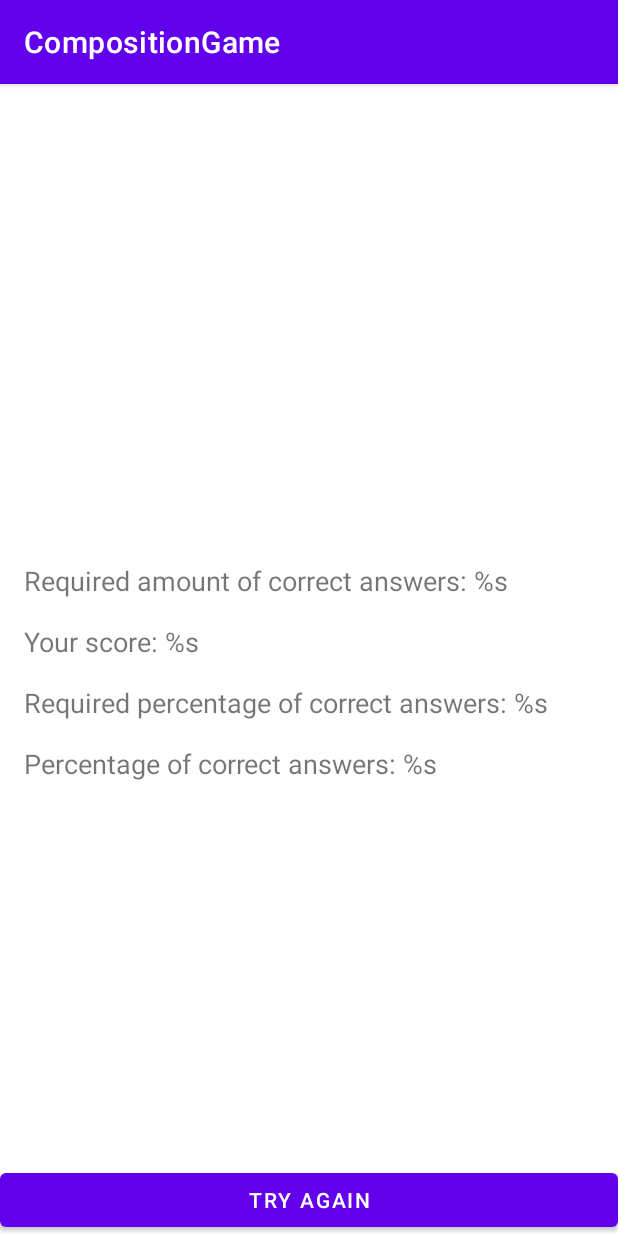
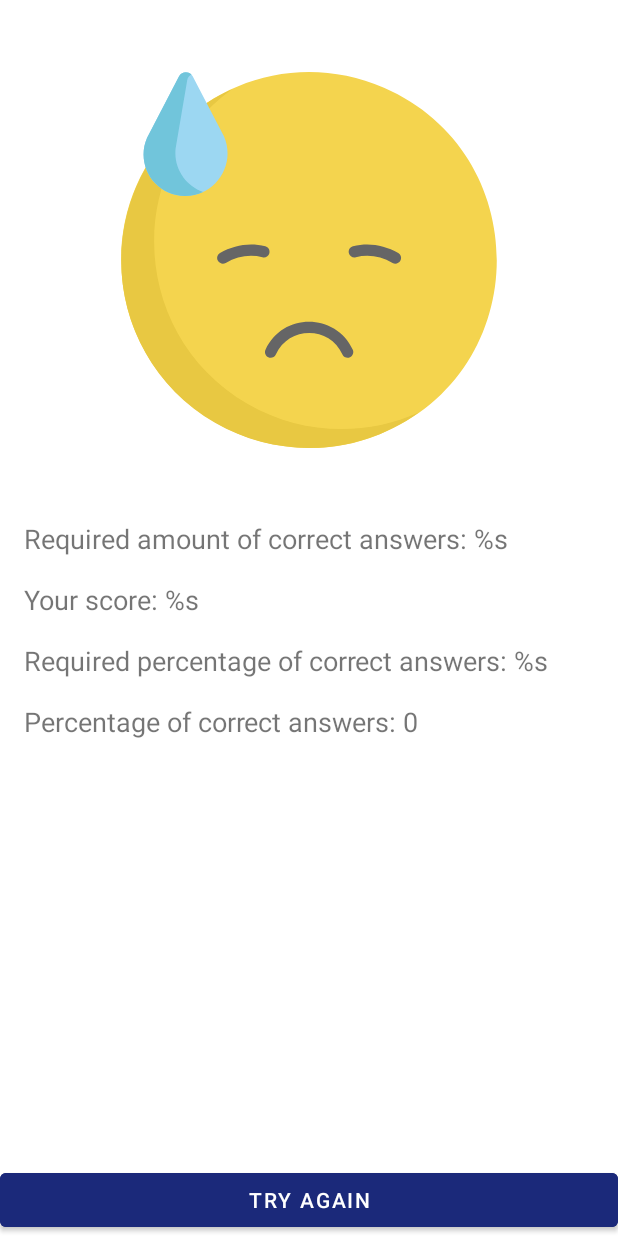
Before and after one commit to Lastlilith/CompositionGame, an Android app: the fragment GameFinishedFragment shown on its own in the app's theme, on a phone screen of 412 x 824 dp. Run offline under Robolectric (Android 15) with nearby library versions, the phone set to English and light mode, and no system bars; 8 statements that could not run were skipped.

```diff
--- a/app/src/main/AndroidManifest.xml
+++ b/app/src/main/AndroidManifest.xml
@@ -11,7 +11,8 @@
         android:theme="@style/Theme.CompositionGame">
         <activity
             android:name=".presentation.MainActivity"
-            android:exported="true">
+            android:exported="true"
+            android:screenOrientation="nosensor">
             <intent-filter>
                 <action android:name="android.intent.action.MAIN" />
 
--- a/app/src/main/java/com/example/compositiongame/presentation/GameFinishedFragment.kt
+++ b/app/src/main/java/com/example/compositiongame/presentation/GameFinishedFragment.kt
@@ -7,6 +7,7 @@ import android.view.ViewGroup
 import androidx.activity.OnBackPressedCallback
 import androidx.fragment.app.Fragment
 import androidx.fragment.app.FragmentManager
+import com.example.compositiongame.R
 import com.example.compositiongame.databinding.FragmentGameFinishedBinding
 import com.example.compositiongame.domain.entities.GameResult
 
@@ -33,6 +34,11 @@ class GameFinishedFragment : Fragment() {
 
     override fun onViewCreated(view: View, savedInstanceState: Bundle?) {
         super.onViewCreated(view, savedInstanceState)
+        setupClickListeners()
+        bindViews()
+    }
+
+    private fun setupClickListeners() {
         val callback = object : OnBackPressedCallback(true) {
             override fun handleOnBackPressed() {
                 retryGame()
@@ -41,6 +47,44 @@ class GameFinishedFragment : Fragment() {
         requireActivity().onBackPressedDispatcher.addCallback(viewLifecycleOwner, callback)
         binding.buttonRetry.setOnClickListener {
             retryGame()
+        }
+    }
+
+    private fun bindViews() {
+        with(binding) {
+            emojiResult.setImageResource(getSmileResId())
+            tvRequiredAnswers.text = String.format(
+                getString(R.string.required_score),
+                gameResult.gameSettings.minCountOfRightAnswers
+            )
+            tvScoreAnswers.text = String.format(
+                getString(R.string.score_answers),
+                gameResult.countOfRightAnswers
+            )
+            tvRequiredPercentage.text = String.format(
+                getString(R.string.required_percentage),
+                gameResult.gameSettings.minPercentOfRightAnswers
+            )
+            tvScorePercentage.text = String.format(
+                getString(R.string.score_percentage),
+                getPercentOfRightAnswers()
+            )
+        }
+    }
+
+    private fun getSmileResId(): Int {
+        return if(gameResult.winner) {
+            R.drawable.ic_smile
+        } else {
+            R.drawable.ic_sad
+        }
+    }
+
+    private fun getPercentOfRightAnswers() = with(gameResult) {
+        if(countOfQuestions == 0) {
+            0
+        } else {
+            ((countOfRightAnswers / countOfQuestions.toDouble()) * 100).toInt()
         }
     }
 
--- a/app/src/main/res/drawable/circle_background.xml
+++ b/app/src/main/res/drawable/circle_background.xml
@@ -1,5 +1,5 @@
 <?xml version="1.0" encoding="utf-8"?>
 <shape xmlns:android="http://schemas.android.com/apk/res/android"
     android:shape="oval">
-    <solid android:color="@color/purple_700" />
+    <solid android:color="@color/dark_blue" />
 </shape>
--- a/app/src/main/res/layout/fragment_game.xml
+++ b/app/src/main/res/layout/fragment_game.xml
@@ -13,7 +13,7 @@
         android:layout_width="wrap_content"
         android:layout_height="wrap_content"
         android:layout_margin="8dp"
-        android:textColor="@color/purple_700"
+        android:textColor="@color/dark_blue"
         android:textSize="26sp"
         app:layout_constraintEnd_toEndOf="parent"
         app:layout_constraintStart_toStartOf="parent"
--- a/app/src/main/res/layout/fragment_game_finished.xml
+++ b/app/src/main/res/layout/fragment_game_finished.xml
@@ -79,6 +79,7 @@
         android:id="@+id/button_retry"
         android:layout_width="match_parent"
         android:layout_height="wrap_content"
+        android:backgroundTint="@color/dark_blue"
         android:text="@string/retry"
         app:layout_constraintBottom_toBottomOf="parent"
         />
--- a/app/src/main/res/layout/fragment_welcome.xml
+++ b/app/src/main/res/layout/fragment_welcome.xml
@@ -52,8 +52,8 @@
             android:layout_width="match_parent"
             android:layout_height="wrap_content"
             android:layout_gravity="bottom"
+            android:backgroundTint="@color/dark_blue"
             android:text="@string/button_understand"
-            app:layout_constraintBottom_toBottomOf="parent"
-            />
+            app:layout_constraintBottom_toBottomOf="parent" />
     </androidx.constraintlayout.widget.ConstraintLayout>
 </ScrollView>
--- a/app/src/main/res/values-night/themes.xml
+++ b/app/src/main/res/values-night/themes.xml
@@ -1,6 +1,6 @@
 <resources xmlns:tools="http://schemas.android.com/tools">
     <!-- Base application theme. -->
-    <style name="Theme.CompositionGame" parent="Theme.MaterialComponents.DayNight.DarkActionBar">
+    <style name="Theme.CompositionGame" parent="Theme.MaterialComponents.Light.NoActionBar">
         <!-- Primary brand color. -->
         <item name="colorPrimary">@color/purple_200</item>
         <item name="colorPrimaryVariant">@color/purple_700</item>
--- a/app/src/main/res/values/colors.xml
+++ b/app/src/main/res/values/colors.xml
@@ -7,4 +7,5 @@
     <color name="teal_700">#FF018786</color>
     <color name="black">#FF000000</color>
     <color name="white">#FFFFFFFF</color>
+    <color name="dark_blue">#FF1B297A</color>
 </resources>
--- a/app/src/main/res/values/themes.xml
+++ b/app/src/main/res/values/themes.xml
@@ -1,6 +1,6 @@
 <resources xmlns:tools="http://schemas.android.com/tools">
     <!-- Base application theme. -->
-    <style name="Theme.CompositionGame" parent="Theme.MaterialComponents.DayNight.DarkActionBar">
+    <style name="Theme.CompositionGame" parent="Theme.MaterialComponents.Light.NoActionBar">
         <!-- Primary brand color. -->
         <item name="colorPrimary">@color/purple_500</item>
         <item name="colorPrimaryVariant">@color/purple_700</item>
```
Also changed, not shown: app/src/main/java/com/example/compositiongame/presentation/GameFragment.kt (+75 -11 lines), app/src/main/java/com/example/compositiongame/presentation/GameViewModel.kt (+18 -12 lines), app/src/main/java/com/example/compositiongame/presentation/GameViewModelFactory.kt (added, +18 -0 lines).
